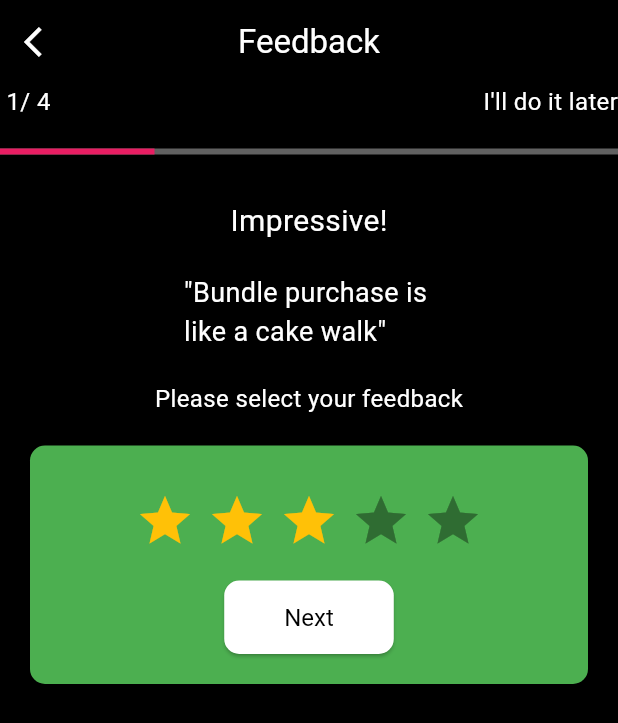
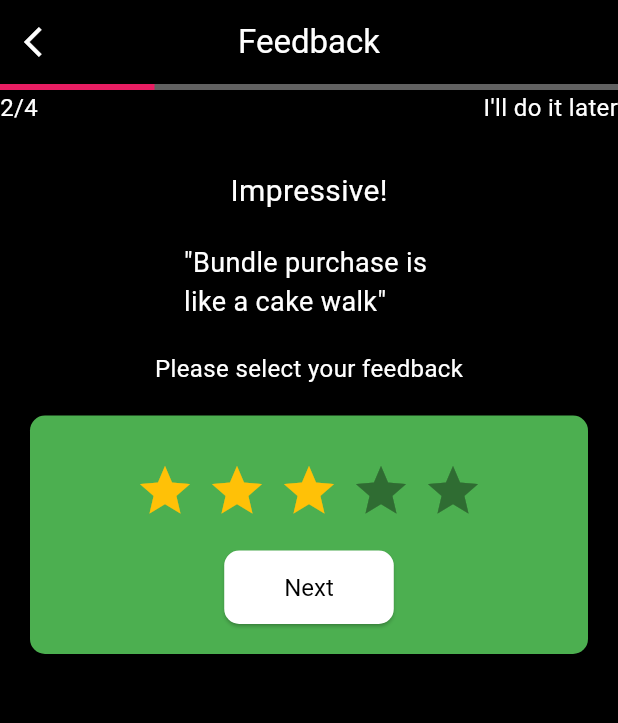
Before and after one commit to Zackcodder/training_final_project, a Flutter app: the FeedbackPage screen opened directly, after a tap on "Next", on a phone screen of 412 x 824 dp. Shown: the top 723 px of the screen. Run offline on Flutter 3.47's test engine with Material 3 defaults, Android fonts, the phone set to English and light mode, and no system bars; drawn by our look-alikes of flutter_rating_bar; our stand-ins replace font_awesome_flutter.

Commit message:
modified:   lib/screens/help/feedback_page.dart

```diff
--- a/lib/screens/help/feedback_page.dart
+++ b/lib/screens/help/feedback_page.dart
@@ -56,36 +56,43 @@ class _FeedbackPageState extends State<FeedbackPage>
         color: Colors.black,
         child: Column(
           children: [
+            AnimatedBuilder(
+              animation: _animationController,
+              builder: (context, child) {
+                return LinearProgressIndicator(
+                  value: _animationController.value * (_currentStep - 1) /4,
+                  backgroundColor: Colors.grey.shade700,
+                  valueColor: const AlwaysStoppedAnimation<Color>(Colors.pink),
+                );
+              },
+            ),
             Row(
               mainAxisAlignment: MainAxisAlignment.spaceBetween,
               children: [
                 Text(
-                  ' 1/ 4',
+                  _currentStep == 1
+                      ? ' 1/ 4'
+                      : _currentStep == 2
+                          ? '2/4'
+                          : _currentStep == 3
+                              ? ' 3/ 4'
+                              : ' 4/ 4',
                   style: const TextStyle(
                     color: Colors.white,
                     fontSize: 16.0,
                   ),
                 ),
-                Text(
+                _currentStep < 4
+                  ?Text(
                   "I'll do it later",
                   style: const TextStyle(
                     color: Colors.white,
                     fontSize: 16.0,
                   ),
-                ),
+                ):SizedBox(),
               ],
             ),
-            const SizedBox(height: 20.0),
-            AnimatedBuilder(
-              animation: _animationController,
-              builder: (context, child) {
-                return LinearProgressIndicator(
-                  value: _animationController.value * (_currentStep - 1) / 4,
-                  backgroundColor: Colors.grey.shade700,
-                  valueColor: const AlwaysStoppedAnimation<Color>(Colors.pink),
-                );
-              },
-            ),
+
             const SizedBox(height: 20.0),
             Padding(
               padding: const EdgeInsets.symmetric(horizontal: 20.0),
@@ -238,11 +245,15 @@ class _FeedbackPageState extends State<FeedbackPage>
                       ],
                     ),
                     Container(
-                      padding: EdgeInsets.only(left: 50, right: 50, top: 20, bottom: 20),
+                      padding: EdgeInsets.only(
+                          left: 50, right: 50, top: 20, bottom: 20),
                       decoration: BoxDecoration(
                           borderRadius: BorderRadius.circular(20),
                           color: Colors.pink),
-                      child: Text('Submit', style: TextStyle(fontSize: 20),),
+                      child: Text(
+                        'Submit',
+                        style: TextStyle(fontSize: 20),
+                      ),
                     )
                   ],
                 ],
@@ -283,13 +294,14 @@ class _FeedbackPageState extends State<FeedbackPage>
           ),
 
           const SizedBox(height: 20.0),
-          ElevatedButton(
+          _currentStep < 4
+              ? ElevatedButton(
                   onPressed: _nextStep,
                   style: ElevatedButton.styleFrom(
                     backgroundColor: Colors.white,
                     textStyle: const TextStyle(color: Colors.black),
-              padding:
-                  const EdgeInsets.symmetric(horizontal: 40.0, vertical: 15.0),
+                    padding: const EdgeInsets.symmetric(
+                        horizontal: 40.0, vertical: 15.0),
                     shape: RoundedRectangleBorder(
                       borderRadius: BorderRadius.circular(10.0),
                     ),
@@ -301,7 +313,8 @@ class _FeedbackPageState extends State<FeedbackPage>
                       fontSize: 16.0,
                     ),
                   ),
-          ),
+                )
+              : SizedBox(),
         ],
       ),
     );
```
Lines whose indentation alone changed are shown as unchanged.
